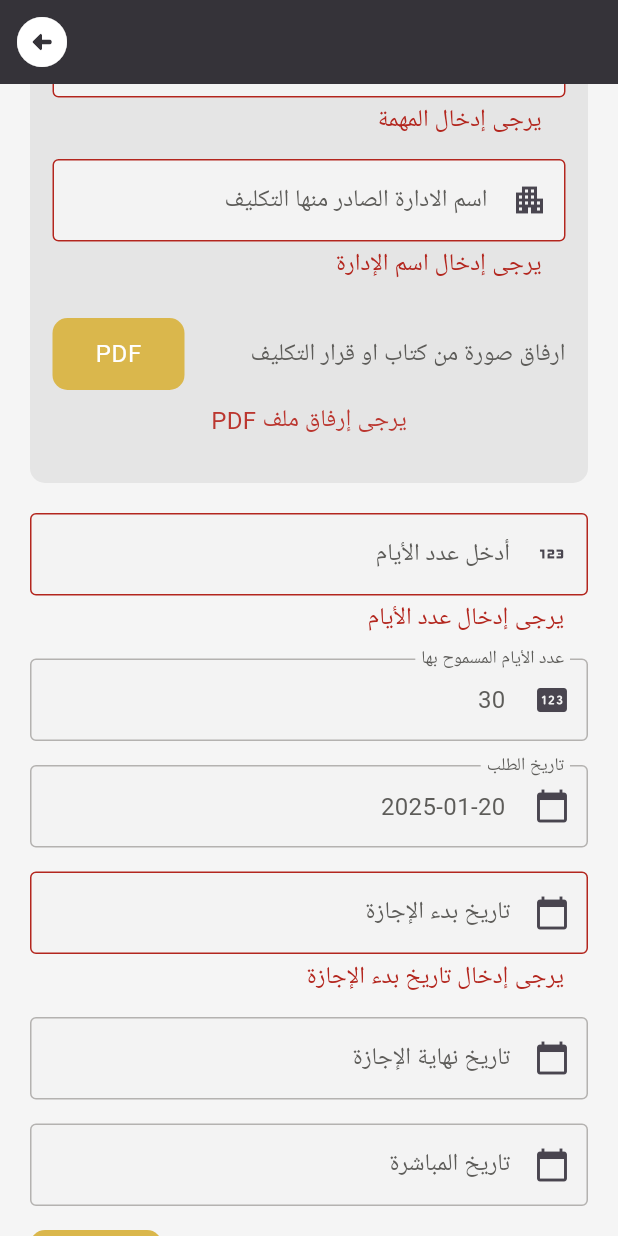
After one commit to Ekram20/qacc_application, a Flutter app: the SickLeaveRequest screen opened by its route, scrolled down 492 dp, after a tap on "إرسال الطلب", on a phone screen of 412 x 824 dp. The commit adds this screen. Run offline on Flutter 3.47's test engine with Material 3 defaults, Android fonts, the phone set to English and light mode, and no system bars; our stand-ins replace auto_route, file_picker, font_awesome_flutter, gap, smooth_page_indicator; missing offline and left inert: syncfusion_flutter_pdfviewer; Roboto replaces fonts that are missing (Cairo).

Commit message:
add sick_leave_request

```diff
--- a/lib/bottom_navigation_bar_employees.dart
+++ b/lib/bottom_navigation_bar_employees.dart
@@ -2,7 +2,6 @@ import 'package:auto_route/auto_route.dart';
 import 'package:flutter/material.dart';
 import 'package:qacc_application/models/app_colors.dart';
 import 'package:qacc_application/test.dart';
-import 'package:qacc_application/views/annual_leave_request.dart';
 import 'package:qacc_application/views/employee_files.dart';
 import 'package:qacc_application/views/home_page.dart';
 
--- a/lib/router/app_router.dart
+++ b/lib/router/app_router.dart
@@ -14,6 +14,7 @@ class AppRouter extends $AppRouter {
         AutoRoute(page: AnnualLeaveRequest.page),
         AutoRoute(page: PDFViewerRoute.page),
         AutoRoute(page: MarriageLeaveRoute.page),
+        AutoRoute(page: SickLeaveRequest.page),
 
       ];
 }
--- a/lib/test.dart
+++ b/lib/test.dart
@@ -20,10 +20,13 @@ class MessageScreen extends StatelessWidget {
   @override
   Widget build(BuildContext context) {
     return Scaffold(
-      appBar: AppBar(
-        title: Text('رسائلك'),
-        centerTitle: true,
-      ),
+
+        appBar: AppBar(
+          title:
+              Text('المحفوظات', style: Theme.of(context).textTheme.bodySmall),
+          centerTitle: true,
+        ),
+
       body: Directionality(
         textDirection: TextDirection.rtl,
         child: Container(
@@ -93,7 +96,7 @@ class MessageScreen extends StatelessWidget {
                             ),
                           ),
                         Align(
-                          alignment: Alignment.bottomRight,
+                          alignment: Alignment.bottomLeft,
                           child: Text(
                             message.time,
                             style: TextStyle(color: Colors.grey, fontSize: 12),
--- a/lib/views/leave_type_selection_page.dart
+++ b/lib/views/leave_type_selection_page.dart
@@ -3,6 +3,7 @@ import 'package:flutter/material.dart';
 import 'package:gap/gap.dart';
 import 'package:qacc_application/models/app_colors.dart';
 import 'package:qacc_application/router/app_router.gr.dart';
+
 import 'package:qacc_application/widgets/image_text_card.dart';
 import 'package:qacc_application/widgets/section_header.dart';
 
@@ -52,6 +53,7 @@ class LeaveTypeSelectionPage extends StatelessWidget {
                           Expanded(
                             child: InkWell(
                               onTap: (){
+                                context.router.push(SickLeaveRequest());
 
                               },
                               child: ImageTextCard(
--- /dev/null
+++ b/lib/views/sick_leave_request.dart
@@ -0,0 +1,287 @@
+import 'dart:io';
+
+import 'package:auto_route/auto_route.dart';
+import 'package:file_picker/file_picker.dart';
+import 'package:flutter/material.dart';
+import 'package:gap/gap.dart';
+import 'package:qacc_application/models/app_colors.dart';
+import 'package:qacc_application/widgets/custom_text_field.dart';
+import 'package:qacc_application/widgets/date_form_field_widget.dart';
+import 'package:qacc_application/widgets/large_button.dart';
+import 'package:qacc_application/widgets/pdf_widget.dart';
+import 'package:qacc_application/widgets/section_header.dart';
+import 'package:qacc_application/widgets/task_check_form.dart';
+
+@RoutePage()
+class SickLeaveRequest extends StatefulWidget {
+  const SickLeaveRequest({super.key});
+
+  @override
+  State<SickLeaveRequest> createState() => _SickLeaveRequestState();
+}
+
+class _SickLeaveRequestState extends State<SickLeaveRequest> {
+  final _formKey = GlobalKey<FormState>();
+
+  // متغير لتخزين مسار الملف المختار
+  File? _file;
+  String? _selectedFile; // المتغير لتمثيل الملف الذي تم اختياره
+
+  File? attachedMedicalFile;
+  String? attachedMedicalFileName;
+
+  bool isSubmitted = false; // لتتبع حالة الإرسال
+  bool isSubmittedStateNo = false;
+
+  String? _selectedOption = "نعم"; // القيمة المختارة
+
+  // تعريف متغير للتحكم في تاريخ التكليف
+  TextEditingController taskDateController = TextEditingController();
+  // التحكم في حقل رقم الكتاب
+  TextEditingController bookNumberController = TextEditingController();
+  // التحكم في حقل المهمة
+  TextEditingController taskController = TextEditingController();
+  // التحكم في حقل الإدارة
+  TextEditingController departmentController = TextEditingController();
+
+  // تعريف متغير للتحكم في عدد الأيام
+  TextEditingController daysController = TextEditingController();
+  // تعريف متغير للتحكم في تاريخ الطلب
+  TextEditingController requestDateController = TextEditingController();
+  // تعريف متغير للتحكم في تاريخ البداية
+  TextEditingController leaveStartController = TextEditingController();
+  // تعريف متغير للتحكم في تاريخ نهاية
+  TextEditingController leaveEndController = TextEditingController();
+  // تعريف متغير للتحكم في تاريخ المباشرة
+  TextEditingController resumptionController = TextEditingController();
+
+  @override
+  Widget build(BuildContext context) {
+    return Scaffold(
+      appBar: AppBar(
+        leading: IconButton(
+          onPressed: () {
+            context.router.pop();
+          },
+          icon: Icon(
+            Icons.arrow_circle_left_rounded,
+            color: AppColors.white,
+            size: 40.0,
+          ),
+        ),
+      ),
+      body: Directionality(
+        textDirection: TextDirection.rtl,
+        child: SingleChildScrollView(
+          child: Form(
+            key: _formKey,
+            child: Column(
+              children: [
+                Gap(20),
+                SectionHeader(
+                  title: 'نموذج طلب إجازة مرضية',
+                  image: 'assets/images/Info.png',
+                  onImageTap: () {},
+                ),
+                TaskCheckForm(
+                  pdfTitle: 'ارفاق صورة من كتاب او قرار التكليف',
+                  selectedOption: _selectedOption,
+                  onOptionChanged: (value) {
+                    setState(() {
+                      _selectedOption = value;
+                      isSubmitted = false;
+                      _file = null;
+                    });
+                  },
+                  labelDateText: 'تاريخ التكليف',
+                  controller: taskDateController,
+                  file: _file,
+                  openFilePicker: _openFilePicker,
+                  dateValidator: (value) =>
+                      value!.isEmpty ? 'يرجى إدخال تاريخ التكليف' : null,
+                  pdfValidator: (value) => _file == null && isSubmitted
+                      ? 'يرجى إرفاق ملف PDF'
+                      : null, // تحقق من الملف فقط عند الإرسال
+                  onFilePicked: (file) {
+                    setState(() {
+                      _file = file;
+                    });
+                  },
+                  onDateSelected: (date) {
+                    setState(() {
+                      taskDateController.text =
+                          "${date.year}-${date.month}-${date.day}";
+                    });
+                  },
+                  bookNumberController: bookNumberController,
+                  bookNumberValidator: (value) =>
+                      value!.isEmpty ? 'يرجى إدخال رقم الكتاب' : null,
+                  taskController: taskController,
+                  taskValidator: (value) =>
+                      value!.isEmpty ? 'يرجى إدخال المهمة' : null,
+                  departmentController: departmentController,
+                  departmentValidator: (value) =>
+                      value!.isEmpty ? 'يرجى إدخال اسم الإدارة' : null,
+                ),
+                Padding(
+                  padding: const EdgeInsets.symmetric(horizontal: 20.0),
+                  child: Column(
+                    children: [
+                      CustomTextField(
+                        controller: daysController,
+                        keyboardType: TextInputType.number,
+                        labelText: 'أدخل عدد الأيام',
+                        icon: Icons.onetwothree_outlined,
+                        validator: (value) =>
+                            value!.isEmpty ? 'يرجى إدخال عدد الأيام' : null,
+                        onChanged: (value) {
+                          setState(() {});
+                        },
+                      ),
+                      Gap(16.0), // مسافة بين الحقول
+                      // حقل عدد الأيام المسموح بها
+                      CustomTextField(
+                        controller: TextEditingController(text: "30"),
+                        readOnly: true,
+                        keyboardType: TextInputType.text,
+                        labelText: 'عدد الأيام المسموح بها',
+                        icon: Icons.pin_rounded,
+                      ),
+                      Gap(16.0), // مسافة بين الحقول
+                      DateFormFieldWidget(
+                        days: int.tryParse(daysController.text) ??
+                            0, // تمرير حقل عدد الأيام
+                        requestDateController: requestDateController,
+                        startDateController: leaveStartController,
+                        endDateController: leaveEndController,
+                        resumeDateController: resumptionController,
+                      ),
+                      Gap(16.0),
+                      PdfWidget(
+                        title: 'إرفاق ملف طبي',
+                        file: attachedMedicalFile,
+                        openFilePicker: _openMedicalFilePicker,
+                        onFilePicked: (file) {
+                          setState(() {
+                            attachedMedicalFile = file;
+                          });
+                        },
+                        validator: (value) =>
+                            attachedMedicalFile == null && isSubmittedStateNo
+                                ? 'يرجى إرفاق ملف طبي'
+                                : null,
+                      ),
+
+                      Gap(10.0),
+                      LargeButton(
+                        buttonText: 'إرسال الطلب',
+                        color: AppColors.primaryColor,
+                        onPressed: _submitForm,
+                      ),
+                      Gap(20.0),
+                    ],
+                  ),
+                )
+              ],
+            ),
+          ),
+        ),
+      ),
+    );
+  }
+
+  void _submitForm() {
+    setState(() {
+      isSubmittedStateNo = true; // تعيين حالة الإرسال إلى true
+    });
+    if (_selectedOption == "نعم") {
+      setState(() {
+        isSubmitted = true; // تعيين حالة الإرسال إلى true
+      });
+      // إذا تم اختيار "نعم" فقط يتم التحقق من الحقول
+      if (_formKey.currentState!.validate()) {
+        // تحقق إضافي لضمان أن الملف موجود عند اختيار "نعم"
+        if (_selectedOption == "نعم" && _file == null) {
+          return; // إيقاف الإرسال إذا لم يتم اختيار ملف
+        }
+        // إضافة البيانات إلى الكائن requestData
+        Map<String, dynamic> requestData = {
+          '_selectedOption': _selectedOption,
+          'taskDateController': taskDateController.text,
+          '_file': _file,
+          'bookNumberController': bookNumberController.text,
+          'taskController': taskController.text,
+          'departmentController': departmentController.text,
+          'daysController': daysController.text,
+          'requestDateController': requestDateController.text,
+          'leaveStartController': leaveStartController.text,
+          'leaveEndController': leaveEndController.text,
+          'resumptionController': resumptionController.text,
+          'attachedMedicalFile': attachedMedicalFile,
+        };
+
+        // عرض رسالة نجاح بعد إرسال البيانات
+        ScaffoldMessenger.of(context).showSnackBar(
+          SnackBar(
+            content: Text('البيانات: $requestData'),
+            duration: Duration(seconds: 2),
+            backgroundColor: Colors.green,
+          ),
+        );
+      }
+    } else if (_selectedOption == "لا") {
+      // إذا تم اختيار "نعم" فقط يتم التحقق من الحقول
+      if (_formKey.currentState!.validate()) {
+        // إضافة البيانات إلى الكائن requestData
+        Map<String, dynamic> requestData = {
+          'daysController': daysController.text,
+          'requestDateController': requestDateController.text,
+          'leaveStartController': leaveStartController.text,
+          'leaveEndController': leaveEndController.text,
+          'resumptionController': resumptionController.text,
+          'attachedMedicalFile': attachedMedicalFile,
+        };
+
+        // عرض رسالة نجاح بعد إرسال البيانات
+        ScaffoldMessenger.of(context).showSnackBar(
+          SnackBar(
+            content: Text('البيانات: $requestData'),
+            duration: Duration(seconds: 2),
+            backgroundColor: Colors.green,
+          ),
+        );
+      }
+    }
+  }
+
+  // فتح نافذة لاختيار الملف
+  void _openFilePicker() async {
+    FilePickerResult? result = await FilePicker.platform.pickFiles(
+      type: FileType.custom,
+      allowedExtensions: ['pdf'],
+    );
+
+    if (result != null) {
+      setState(() {
+        _selectedFile = result.files.single.name;
+        _file = File(result.files.single.path!); // حفظ المسار للملف المختار
+      });
+    }
+  }
+
+  // فتح نافذة لاختيار الملف الطبي
+  void _openMedicalFilePicker() async {
+    FilePickerResult? result = await FilePicker.platform.pickFiles(
+      type: FileType.custom,
+      allowedExtensions: ['pdf'],
+    );
+
+    if (result != null) {
+      setState(() {
+        attachedMedicalFileName = result.files.single.name;
+        attachedMedicalFile =
+            File(result.files.single.path!); // حفظ المسار للملف الطبي
+      });
+    }
+  }
+}
```
Also changed, not shown: lib/router/app_router.gr.dart.
